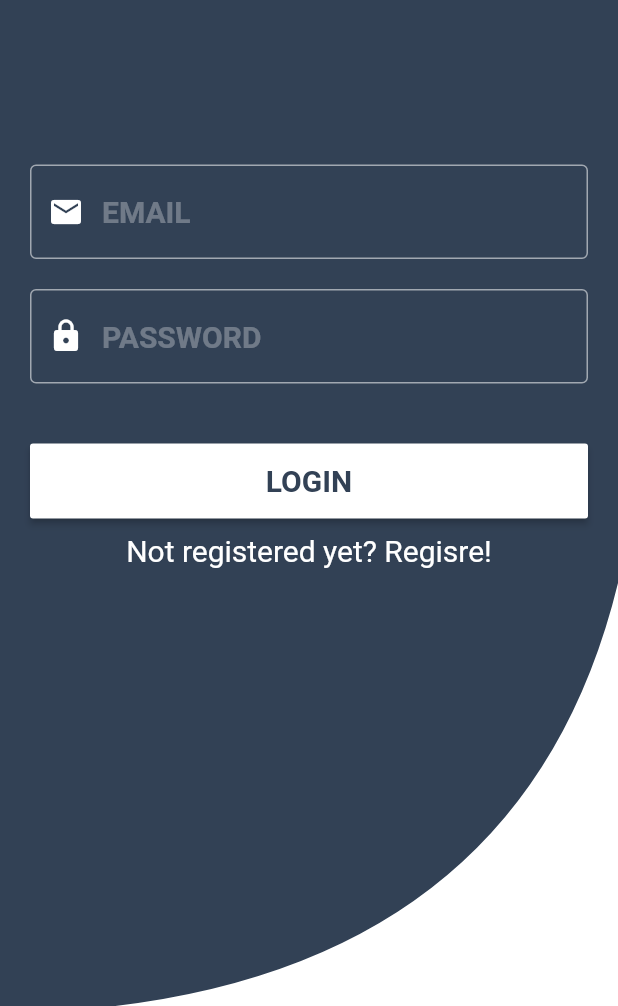
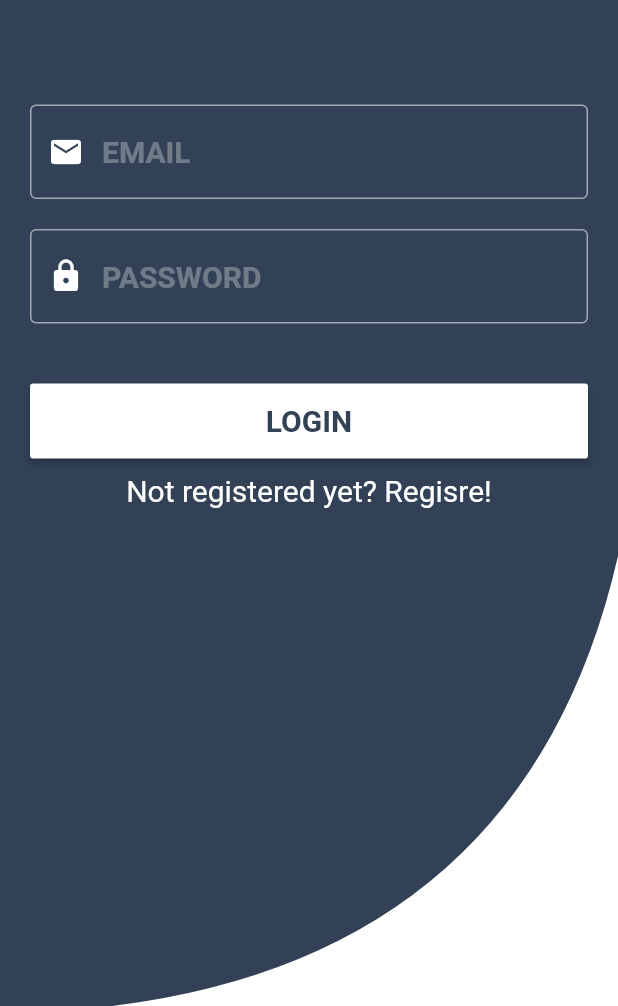
Before and after one commit to sench32/Max_Fit_Flutter_Test, a Flutter app: the screen it shows after launch, on a phone screen of 412 x 824 dp, the part 230-1236 px from its top. Run offline on Flutter 3.47's test engine with Material 2 defaults, Android fonts, the phone set to English and light mode, and no system bars; our stand-ins replace firebase_auth, fluttertoast; accounts and stored records are empty.

Commit message:
view correction

```diff
--- a/maxfit/lib/screens/auth.dart
+++ b/maxfit/lib/screens/auth.dart
@@ -176,7 +176,7 @@ class _AuthorizationPageState extends State<AuthorizationPage> {
         children: <Widget>[
           _logo(),
           SizedBox(
-            height: 100,
+            height: 60,
           ),
           (showLongin
               ? Column(
```
